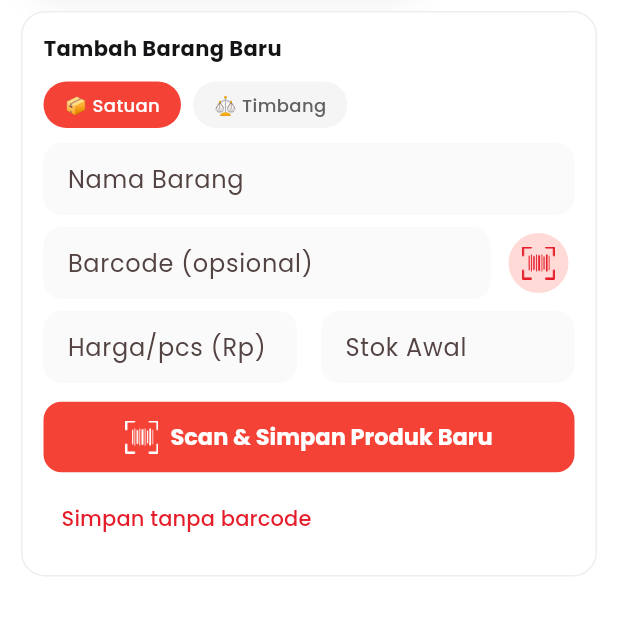
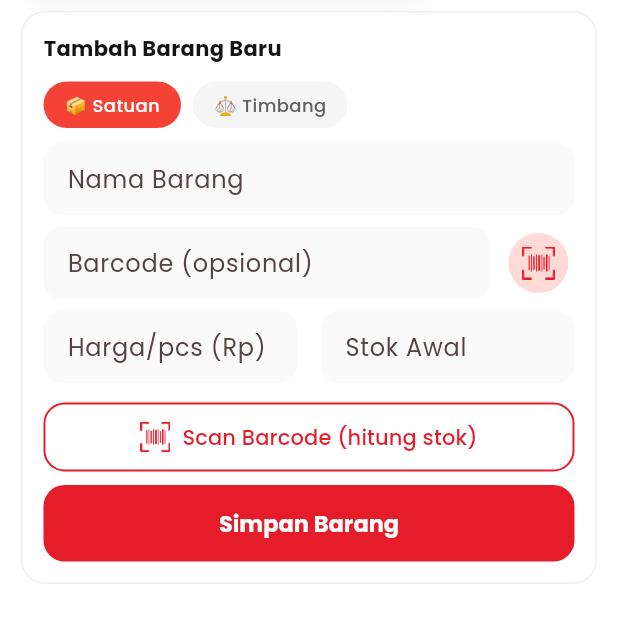
Before and after one commit to pradanadimas534/Kasir-Flutter, a Flutter app: the StokScreen widget shown alone on an empty page, opened directly, after a tap on "Tambah", on a phone screen of 412 x 824 dp, the part 343-986 px from its top. Run offline on Flutter 3.47's test engine with Material 3 defaults, Android fonts, the phone set to English and light mode, and no system bars; our stand-ins replace cloud_firestore, firebase_auth, firebase_core, google_sign_in; missing offline and left inert: mobile_scanner; accounts and stored records are empty.

Commit message:
fix: add-product scan counts stock instead of auto-saving
The form's scan button saved the product on the first scan, so adding
more units of the same new product meant re-typing name + price. Now:
type name + price, tap "Scan Barcode (hitung stok)" -> camera stays
open, each scan of the same barcode is +1 to the initial stock (with
+/- steppers), "Selesai" returns the barcode and count into the form,
then "Simpan Barang" creates the product once with that stock.

New ScanMode.count; removed the auto-save _tambahCepatScan path.

Co-Authored-By: Claude Sonnet 5 <noreply@anthropic.com>

```diff
--- a/lib/screens/stok_screen.dart
+++ b/lib/screens/stok_screen.dart
@@ -283,51 +283,31 @@ class _StokScreenState extends State<StokScreen> {
                   ),
                   const SizedBox(height: 12),
 
-                  // ── Tombol simpan ────────────────────────────────
+                  // ── Aksi form ───────────────────────────────────
+                  // Alur: isi nama + harga -> (opsional) scan barcode
+                  // berkali-kali untuk MENGHITUNG stok awal -> tekan
+                  // "Simpan Barang". Scan TIDAK menyimpan produk.
                   if (_newType == 'satuan') ...[
-                    // Produk BARU satu per satu: isi nama + harga, lalu
-                    // scan barcode -> produk tersimpan, form siap untuk
-                    // produk berikutnya. (Untuk menambah stok barang yang
-                    // sudah ada, pakai tombol "Restok" di atas.)
                     SizedBox(
                       width: double.infinity,
-                      child: FilledButton.icon(
-                        onPressed: _isSaving ? null : _tambahCepatScan,
-                        icon: _isSaving
-                            ? const SizedBox(
-                                height: 18,
-                                width: 18,
-                                child: CircularProgressIndicator(
-                                  strokeWidth: 2,
-                                  color: Colors.white,
-                                ),
-                              )
-                            : const BarcodeIcon(light: true, size: 22),
-                        label: Text(
-                          _isSaving
-                              ? 'Menyimpan...'
-                              : 'Scan & Simpan Produk Baru',
-                          style: const TextStyle(
-                              fontWeight: FontWeight.bold),
-                        ),
-                        style: FilledButton.styleFrom(
-                          backgroundColor: Colors.red,
-                          padding: const EdgeInsets.symmetric(
-                              vertical: 12),
+                      child: OutlinedButton.icon(
+                        onPressed: _isSaving ? null : _scanHitungStok,
+                        icon: const BarcodeIcon(size: 20),
+                        label: const Text('Scan Barcode (hitung stok)'),
+                        style: OutlinedButton.styleFrom(
+                          foregroundColor: AppColors.red,
+                          side: const BorderSide(
+                              color: AppColors.red, width: 1.3),
+                          padding:
+                              const EdgeInsets.symmetric(vertical: 13),
                           shape: RoundedRectangleBorder(
-                            borderRadius: BorderRadius.circular(12),
+                            borderRadius: BorderRadius.circular(14),
                           ),
                         ),
                       ),
                     ),
-                    const SizedBox(height: 6),
-                    TextButton(
-                      onPressed: _isSaving
-                          ? null
-                          : () => _simpanBarang(tutupForm: true),
-                      child: const Text('Simpan tanpa barcode'),
-                    ),
-                  ] else
+                    const SizedBox(height: 8),
+                  ],
                   SizedBox(
                     width: double.infinity,
                     child: FilledButton(
@@ -335,11 +315,11 @@ class _StokScreenState extends State<StokScreen> {
                           ? null
                           : () => _simpanBarang(tutupForm: true),
                       style: FilledButton.styleFrom(
-                          backgroundColor: Colors.red,
-                          padding: const EdgeInsets.symmetric(
-                              vertical: 12),
+                        backgroundColor: AppColors.red,
+                        padding:
+                            const EdgeInsets.symmetric(vertical: 14),
                         shape: RoundedRectangleBorder(
-                            borderRadius: BorderRadius.circular(12),
+                          borderRadius: BorderRadius.circular(14),
                         ),
                       ),
                       child: _isSaving
@@ -353,8 +333,8 @@ class _StokScreenState extends State<StokScreen> {
                             )
                           : const Text(
                               'Simpan Barang',
-                                style: TextStyle(
-                                    fontWeight: FontWeight.bold),
+                              style:
+                                  TextStyle(fontWeight: FontWeight.bold),
                             ),
                     ),
                   ),
@@ -597,33 +577,28 @@ class _StokScreenState extends State<StokScreen> {
     }
   }
 
-  // ── Mode scan cepat (barang satuan) ────────────────────────────
-  /// Pastikan nama & harga terisi lebih dulu, buka kamera, dan begitu
-  /// dapat barcode langsung simpan. Form tetap terbuka dengan fokus di
-  /// kolom Nama supaya bisa lanjut: tit — nambah, tit — nambah.
-  Future<void> _tambahCepatScan() async {
-    final name  = _nameCtrl.text.trim();
-    final price = double.tryParse(_priceCtrl.text) ?? 0;
-    if (name.isEmpty || price <= 0) {
-      ScaffoldMessenger.of(context).showSnackBar(const SnackBar(
-        content: Text('Tulis nama & harga dulu, baru scan barcode.'),
-        backgroundColor: Colors.red,
+  // ── Scan penghitung stok (barang satuan) ──────────────────────
+  /// Buka kamera: scan barcode barang yang sama berkali-kali, tiap scan
+  /// menambah jumlah stok awal. Barcode + jumlah dikembalikan ke form.
+  /// Produk BARU baru disimpan saat tombol "Simpan Barang" ditekan.
+  Future<void> _scanHitungStok() async {
+    final r = await Navigator.of(context).push<({String barcode, int count})>(
+      MaterialPageRoute(
+        builder: (_) => const BarcodeScannerScreen(mode: ScanMode.count),
+      ),
+    );
+    if (!mounted || r == null) return;
+    setState(() {
+      _barcodeCtrl.text = r.barcode;
+      final existing = double.tryParse(_stockCtrl.text) ?? 0;
+      final total = existing + r.count;
+      _stockCtrl.text =
+          total % 1 == 0 ? total.toInt().toString() : total.toString();
+    });
+    ScaffoldMessenger.of(context).showSnackBar(SnackBar(
+      content: Text('Barcode diisi · stok awal +${r.count}'),
+      backgroundColor: AppColors.success,
     ));
-      return;
-    }
-
-    final barcode = await Navigator.of(context).push<String>(
-      MaterialPageRoute(builder: (_) => const BarcodeScannerScreen()),
-    );
-    if (!mounted || barcode == null || barcode.isEmpty) return;
-
-    _barcodeCtrl.text = barcode;
-    final ok = await _simpanBarang(tutupForm: false);
-    if (ok && mounted) {
-      HapticFeedback.mediumImpact();
-      SystemSound.play(SystemSoundType.click);
-      _nameFocus.requestFocus();
-    }
   }
 
   Widget _formField({
```
Also changed, not shown: lib/screens/barcode_scanner_screen.dart (+147 -0 lines). Lines whose indentation alone changed are shown as unchanged.
